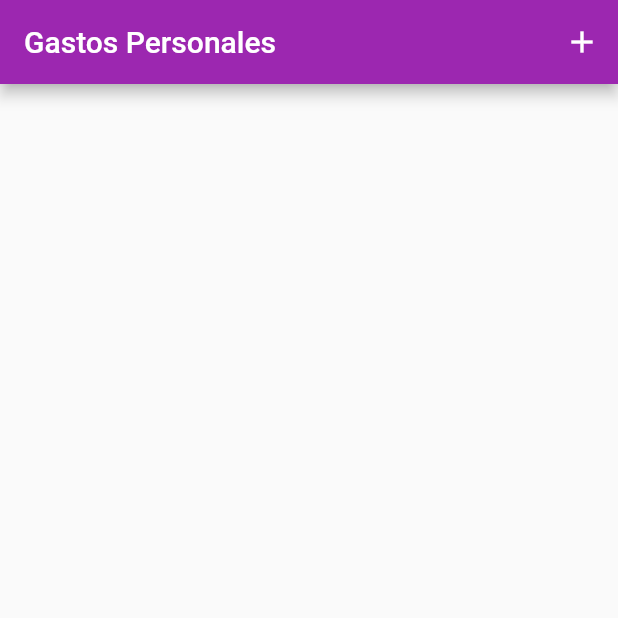
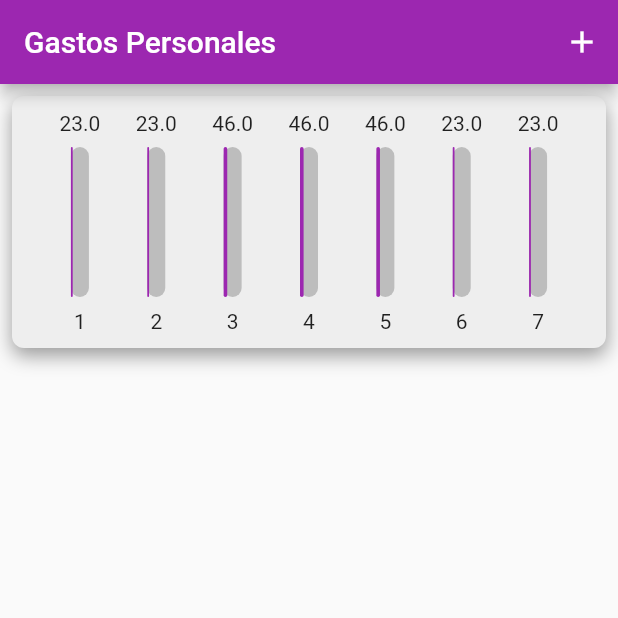
Before and after one commit to juandozuna/flutter-course, a Flutter app: the screen it shows after launch, on a phone screen of 412 x 824 dp, the top half of it. Run offline on Flutter 3.47's test engine with Material 2 defaults, Android fonts, the phone set to English and light mode, and no system bars; our stand-ins replace equatable, form_field_validator, get_it, tinycolor2.

Commit message:
Added view model and now showing up data
Signed-off-by: Juan Ozuna <jozuna@thecoursekey.com>

```diff
--- a/project_3/lib/injector.dart
+++ b/project_3/lib/injector.dart
@@ -1,5 +1,30 @@
+import 'package:flutter/widgets.dart';
 import 'package:get_it/get_it.dart';
+import 'package:project_3/providers/expenses_provider.dart';
+import 'package:provider/provider.dart';
 
 final injector = GetIt.instance;
 
-void init() {}
+bool _initCalled = false;
+
+MultiProvider registerInjector(Widget child) {
+  if (!_initCalled) {
+    _init();
+    _initCalled = true;
+  }
+
+  return MultiProvider(
+    providers: [
+      ChangeNotifierProvider.value(value: injector<ExpensesProvider>()),
+    ],
+    child: child,
+  );
+}
+
+void _init() {
+  _registerProviders();
+}
+
+void _registerProviders() {
+  injector.registerSingleton<ExpensesProvider>(ExpensesProvider());
+}
--- a/project_3/lib/main.dart
+++ b/project_3/lib/main.dart
@@ -5,7 +5,6 @@ import 'package:project_3/pages/home/home_page.dart';
 import 'package:project_3/theme.dart';
 
 void main() {
-  init();
   runApp(const MyApp());
 }
 
@@ -15,11 +14,14 @@ class MyApp extends StatelessWidget {
   // This widget is the root of your application.
   @override
   Widget build(BuildContext context) {
-    return GestureDetector(
+    return registerInjector(
+      GestureDetector(
         onTap: () {
           FocusScope.of(context).requestFocus(FocusNode());
         },
-        child: const ExpensesApp());
+        child: const ExpensesApp(),
+      ),
+    );
   }
 }
 
--- a/project_3/lib/models/expense_model.dart
+++ b/project_3/lib/models/expense_model.dart
@@ -8,6 +8,8 @@ class ExpenseModel extends Equatable {
   final double amount;
   final String description;
   final DateTime created;
+
+  int get weekDay => created.weekday;
 
   const ExpenseModel({
     required this.amount,
--- a/project_3/lib/pages/home/home_app_bar.dart
+++ b/project_3/lib/pages/home/home_app_bar.dart
@@ -18,5 +18,5 @@ class HomeAppBar extends StatelessWidget with PreferredSizeWidget {
   }
 
   @override
-  Size get preferredSize => const Size.fromHeight(AppSizes.appBarHeight);
+  Size get preferredSize => const Size.fromHeight(AppValues.appBarHeight);
 }
--- a/project_3/lib/pages/home/home_page.dart
+++ b/project_3/lib/pages/home/home_page.dart
@@ -1,5 +1,6 @@
 import 'package:flutter/material.dart';
 import 'package:project_3/pages/home/home_app_bar.dart';
+import 'package:project_3/widgets/expenses/expenses_summary_chart.dart';
 
 class HomePage extends StatelessWidget {
   const HomePage({Key? key}) : super(key: key);
@@ -8,7 +9,15 @@ class HomePage extends StatelessWidget {
   Widget build(BuildContext context) {
     return Scaffold(
       appBar: const HomeAppBar(),
-      body: Container(),
+      body: _buildBody(),
+    );
+  }
+
+  Widget _buildBody() {
+    return Column(
+      children: const [
+        ExpensesSummaryChart(),
+      ],
     );
   }
 }
--- /dev/null
+++ b/project_3/lib/providers/expenses_provider.dart
@@ -0,0 +1,76 @@
+import 'package:flutter/material.dart';
+import 'package:project_3/models/expense_model.dart';
+import 'package:project_3/viewModels/expenses_summary_view_model.dart';
+
+class ExpensesProvider with ChangeNotifier {
+  final List<ExpenseModel> expenses = [
+    ExpenseModel(amount: 23, description: 'Course', created: DateTime.now()),
+    ExpenseModel(
+      amount: 23,
+      description: 'Course',
+      created: DateTime.now().subtract(
+        const Duration(days: 1),
+      ),
+    ),
+    ExpenseModel(
+      amount: 23,
+      description: 'Course',
+      created: DateTime.now().subtract(
+        const Duration(days: 2),
+      ),
+    ),
+    ExpenseModel(
+      amount: 23,
+      description: 'Course',
+      created: DateTime.now().subtract(
+        const Duration(days: 3),
+      ),
+    ),
+    ExpenseModel(
+      amount: 23,
+      description: 'Course',
+      created: DateTime.now().subtract(
+        const Duration(days: 4),
+      ),
+    ),
+    ExpenseModel(
+      amount: 23,
+      description: 'Course',
+      created: DateTime.now().subtract(
+        const Duration(days: 5),
+      ),
+    ),
+    ExpenseModel(
+      amount: 23,
+      description: 'Course',
+      created: DateTime.now().subtract(
+        const Duration(days: 6),
+      ),
+    ),
+    ExpenseModel(
+      amount: 23,
+      description: 'Course',
+      created: DateTime.now().subtract(
+        const Duration(days: 7),
+      ),
+    ),
+    ExpenseModel(
+      amount: 23,
+      description: 'Course',
+      created: DateTime.now().subtract(
+        const Duration(days: 8),
+      ),
+    ),
+    ExpenseModel(
+      amount: 23,
+      description: 'Course',
+      created: DateTime.now().subtract(
+        const Duration(days: 9),
+      ),
+    ),
+  ];
+
+  ExpensesSummaryViewModel getViewModel() {
+    return ExpensesSummaryViewModel.initViewModel(expenses);
+  }
+}
--- a/project_3/lib/theme.dart
+++ b/project_3/lib/theme.dart
@@ -2,10 +2,45 @@ import 'package:flutter/material.dart';
 
 class AppColors {
   static MaterialColor swatch = Colors.purple;
+  static Color cardBackground = Colors.grey.shade200;
+  static Color shadow = Colors.black38;
+  static const Color verticalBarBackground = Color.fromARGB(255, 189, 189, 189);
 }
 
-class AppSizes {
+class AppValues {
+  /// Height
   static const double appBarHeight = kToolbarHeight;
+  static const double verticalBarHeight = 100.0;
+
+  /// Width
+  static const double verticalBarWidth = 12.0;
+
+  /// Radius
+  static const double cardBorderRadius = 8.0;
+  static const double fullRadius = 100.0;
+  static const double shadowRadius = 10;
+
+  /// Padding
+  static const double defaultPadding = 8.0;
+  static const double cardVertical = 10.0;
+
+  /// Margin
+  static const double defaultMargin = 8.0;
+
+  /// Offset
+  static const double xShadowOffset = 0.3;
+  static const double yShadowOffset = 5;
+}
+
+class AppShadows {
+  static BoxShadow defaultBoxShadow = BoxShadow(
+    color: AppColors.shadow,
+    blurRadius: AppValues.shadowRadius,
+    offset: const Offset(
+      AppValues.xShadowOffset,
+      AppValues.yShadowOffset,
+    ),
+  );
 }
 
 class AppTheme {
@@ -13,6 +48,7 @@ class AppTheme {
     return ThemeData(
       primarySwatch: AppColors.swatch,
       visualDensity: VisualDensity.adaptivePlatformDensity,
+      cardColor: AppColors.cardBackground,
     );
   }
 }
--- /dev/null
+++ b/project_3/lib/utils.dart
@@ -0,0 +1,22 @@
+import 'package:flutter/material.dart';
+import 'package:provider/provider.dart';
+
+/// Groups the elements in [values] by the value returned by [key].
+///
+/// Returns a map from keys computed by [key] to a list of all values for which
+/// [key] returns that key. The values appear in the list in the same relative
+/// order as in [values].
+Map<T, List<S>> groupBy<S, T>(Iterable<S> values, T Function(S) key) {
+  var map = <T, List<S>>{};
+  for (var element in values) {
+    (map[key(element)] ??= []).add(element);
+  }
+  return map;
+}
+
+/// Utility method to get providers faster
+///
+
+T getProvider<T>(BuildContext context, [bool listen = true]) {
+  return Provider.of<T>(context, listen: listen);
+}
--- /dev/null
+++ b/project_3/lib/viewModels/expenses_summary_view_model.dart
@@ -0,0 +1,62 @@
+import 'package:equatable/equatable.dart';
+import 'package:flutter/foundation.dart';
+import 'package:project_3/models/expense_model.dart';
+import 'package:project_3/utils.dart';
+
+@immutable
+class ExpensesSummaryViewModel {
+  final List<ExpenseSummaryItem> summaryItems;
+  final double totalAmount;
+
+  const ExpensesSummaryViewModel._({
+    required this.summaryItems,
+    required this.totalAmount,
+  });
+
+  static ExpensesSummaryViewModel initViewModel(List<ExpenseModel> expenses) {
+    final totalAmount = expenses.map((e) => e.amount).reduce((a, b) => a + b);
+
+    final groupedItems = groupBy<ExpenseModel, int>(
+      expenses,
+      (e) => e.weekDay,
+    );
+
+    final summaryItems = groupedItems.entries.map((entry) {
+      final weekDay = entry.key;
+      final amount = entry.value.map((e) => e.amount).reduce((a, b) => a + b);
+      final percentage = (amount / totalAmount) * 100;
+      return ExpenseSummaryItem(
+        weekDay: weekDay,
+        amount: amount,
+        barPercentageFill: percentage,
+      );
+    }).toList();
+
+    summaryItems.sort((a, b) => a.weekDay.compareTo(b.weekDay));
+
+    return ExpensesSummaryViewModel._(
+      summaryItems: summaryItems,
+      totalAmount: totalAmount,
+    );
+  }
+}
+
+@immutable
+class ExpenseSummaryItem extends Equatable {
+  final int weekDay;
+  final double amount;
+  final double barPercentageFill;
+
+  const ExpenseSummaryItem({
+    required this.weekDay,
+    required this.amount,
+    required this.barPercentageFill,
+  });
+
+  @override
+  List<Object> get props => [
+        weekDay,
+        amount,
+        barPercentageFill,
+      ];
+}
--- a/project_3/lib/widgets/expenses/expenses_summary_chart.dart
+++ b/project_3/lib/widgets/expenses/expenses_summary_chart.dart
@@ -1,10 +1,33 @@
 import 'package:flutter/material.dart';
+import 'package:project_3/providers/expenses_provider.dart';
+import 'package:project_3/utils.dart';
+import 'package:project_3/viewModels/expenses_summary_view_model.dart';
+import 'package:project_3/widgets/expenses/expenses_summary_chart_bar.dart';
+import 'package:project_3/widgets/summary_card.dart';
 
 class ExpensesSummaryChart extends StatelessWidget {
-  const ExpensesSummaryChart({Key? key}) : super(key: key);
+  const ExpensesSummaryChart({
+    Key? key,
+  }) : super(key: key);
 
   @override
   Widget build(BuildContext context) {
-    return Container();
+    final expensesProvider = getProvider<ExpensesProvider>(context);
+    final viewModel = expensesProvider.getViewModel();
+
+    return SummaryCard(
+      child: Row(
+        mainAxisAlignment: MainAxisAlignment.spaceEvenly,
+        children: _buildChart(viewModel),
+      ),
+    );
+  }
+
+  List<Widget> _buildChart(ExpensesSummaryViewModel viewModel) {
+    final items = viewModel.summaryItems;
+
+    return items
+        .map((e) => ExpensesSummaryChartBar(key: ObjectKey(e), item: e))
+        .toList();
   }
 }
--- a/project_3/lib/widgets/expenses/expenses_summary_chart_bar.dart
+++ b/project_3/lib/widgets/expenses/expenses_summary_chart_bar.dart
@@ -1,10 +1,29 @@
 import 'package:flutter/material.dart';
+import 'package:project_3/viewModels/expenses_summary_view_model.dart';
+import 'package:project_3/widgets/vertical_chart_bar.dart';
 
 class ExpensesSummaryChartBar extends StatelessWidget {
-  const ExpensesSummaryChartBar({Key? key}) : super(key: key);
+  final ExpenseSummaryItem item;
+
+  const ExpensesSummaryChartBar({
+    Key? key,
+    required this.item,
+  }) : super(key: key);
 
   @override
   Widget build(BuildContext context) {
-    return Container();
+    return Column(
+      children: [
+        Text(
+          item.amount.toString(),
+        ),
+        const SizedBox(height: 8),
+        VerticalChartBar(fillValue: item.barPercentageFill),
+        const SizedBox(height: 8),
+        Text(
+          item.weekDay.toString(),
+        )
+      ],
+    );
   }
 }
--- /dev/null
+++ b/project_3/lib/widgets/summary_card.dart
@@ -0,0 +1,28 @@
+import 'package:flutter/material.dart';
+import 'package:project_3/theme.dart';
+
+class SummaryCard extends StatelessWidget {
+  final Widget? child;
+  const SummaryCard({
+    Key? key,
+    this.child,
+  }) : super(key: key);
+
+  @override
+  Widget build(BuildContext context) {
+    return Container(
+      padding: const EdgeInsets.symmetric(
+        horizontal: AppValues.defaultPadding,
+        vertical: AppValues.cardVertical,
+      ),
+      margin: const EdgeInsets.all(AppValues.defaultMargin),
+      decoration: BoxDecoration(
+          color: Theme.of(context).cardColor,
+          borderRadius: BorderRadius.circular(AppValues.cardBorderRadius),
+          boxShadow: [
+            AppShadows.defaultBoxShadow,
+          ]),
+      child: child,
+    );
+  }
+}
--- /dev/null
+++ b/project_3/lib/widgets/vertical_chart_bar.dart
@@ -0,0 +1,39 @@
+import 'package:flutter/material.dart';
+import 'package:project_3/theme.dart';
+
+class VerticalChartBar extends StatelessWidget {
+  final double fillValue;
+
+  const VerticalChartBar({
+    Key? key,
+    required this.fillValue,
+  }) : super(key: key);
+
+  @override
+  Widget build(BuildContext context) {
+    return Stack(
+      children: [
+        _buildBar(),
+        _buildBar(
+          fillValue,
+          Theme.of(context).primaryColor,
+        )
+      ],
+    );
+  }
+
+  Widget _buildBar([
+    double percentage = 100,
+    Color color = AppColors.verticalBarBackground,
+  ]) {
+    final decimalPercentage = percentage / 100;
+    return Container(
+      height: AppValues.verticalBarHeight,
+      width: AppValues.verticalBarWidth * decimalPercentage,
+      decoration: BoxDecoration(
+        borderRadius: BorderRadius.circular(AppValues.fullRadius),
+        color: color,
+      ),
+    );
+  }
+}
```
